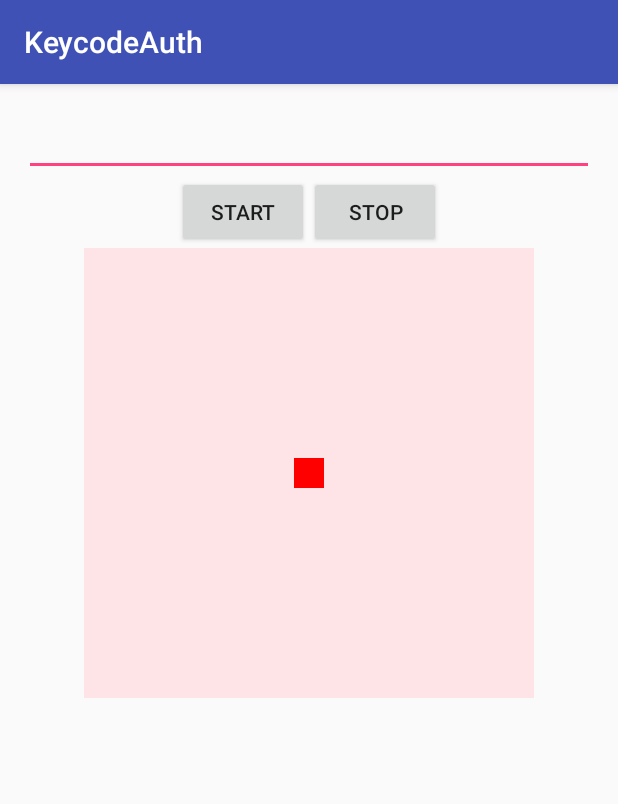
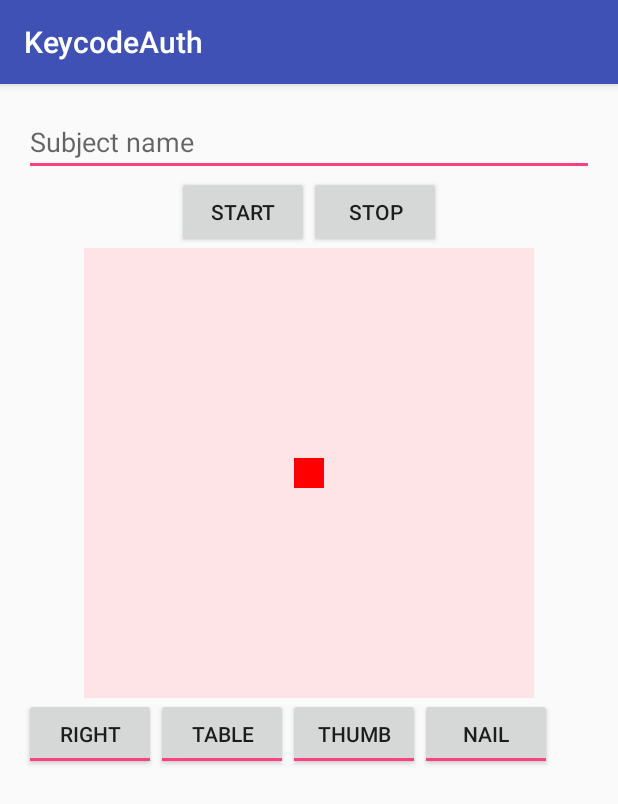
Before and after one commit to pompompompom/KeycodeAuth, an Android app: the screen it shows after launch (MainActivity), after a tap on "STOP", on a phone screen of 412 x 824 dp. Shown: the top 804 px of the screen. Run offline under Robolectric (Android 15) with nearby library versions, the phone set to English and light mode, and no system bars.

Commit message:
Add toggle buttons

```diff
--- a/app/src/main/AndroidManifest.xml
+++ b/app/src/main/AndroidManifest.xml
@@ -4,6 +4,7 @@
 
     <uses-permission android:name="android.permission.READ_EXTERNAL_STORAGE" />
     <uses-permission android:name="android.permission.WRITE_EXTERNAL_STORAGE" />
+    <uses-permission android:name="android.permission.RECORD_AUDIO" />
 
     <application
         android:allowBackup="true"
--- a/app/src/main/java/com/mitayun/keycodeauth/MainActivity.java
+++ b/app/src/main/java/com/mitayun/keycodeauth/MainActivity.java
@@ -13,6 +13,7 @@ import android.util.Log;
 import android.view.MotionEvent;
 import android.view.View;
 import android.widget.EditText;
+import android.widget.ToggleButton;
 import android.content.pm.ActivityInfo;
 
 import java.io.File;
@@ -29,6 +30,7 @@ public class MainActivity extends AppCompatActivity implements SensorEventListen
     private static final String POSTFIX_ACC = "_acc";
     private static final String POSTFIX_GYRO = "_gyro";
     private static final String POSTFIX_POS = "_pos";
+    private static final String POSTFIX_ALL = "_all";
 
     private SensorManager sensorManager;
     private Sensor accelerometer;
@@ -39,10 +41,18 @@ public class MainActivity extends AppCompatActivity implements SensorEventListen
     private List<String> accValues = new ArrayList<>();
     private List<String> gyroValues = new ArrayList<>();
     private List<String> positionValues = new ArrayList<>();
+    private List<String> allValues = new ArrayList<>();
 
     private EditText fileNameEditText;
+    private ToggleButton isRightToggleButton;
+    private ToggleButton isTableToggleButton;
+    private ToggleButton isThumbToggleButton;
+    private ToggleButton isNailToggleButton;
     private View targetView;
     private View boundView;
+
+    private int count = 0;
+    private String previousFileName = null;
 
     @Override
     protected void onCreate(Bundle savedInstanceState) {
@@ -50,6 +60,10 @@ public class MainActivity extends AppCompatActivity implements SensorEventListen
         setContentView(R.layout.activity_main);
 
         fileNameEditText = (EditText) findViewById(R.id.filename);
+        isRightToggleButton = (ToggleButton) findViewById(R.id.isRightHand);
+        isTableToggleButton = (ToggleButton) findViewById(R.id.isTable);
+        isThumbToggleButton = (ToggleButton) findViewById(R.id.isThumb);
+        isNailToggleButton = (ToggleButton) findViewById(R.id.isThumb);
         targetView = findViewById(R.id.targetView);
         boundView = findViewById(R.id.boundView);
         boundView.setOnTouchListener(this);
@@ -77,18 +91,33 @@ public class MainActivity extends AppCompatActivity implements SensorEventListen
         started = false;
 
         // write arraylist to file
-        String fileName = fileNameEditText.getText().toString();
+        String fileName = fileNameEditText.getText().toString() + "_" +
+                (isRightToggleButton.isChecked() ? "r" : "l") +
+                (isTableToggleButton.isChecked() ? "d" : "h") +
+                (isNailToggleButton.isChecked() ? "n" : "f") +
+                (isThumbToggleButton.isChecked() ? "t" : "i");
+
+
+        if (fileName.equals(previousFileName)) {
+            count++;
+        } else {
+            previousFileName = fileName;
+        }
+        fileName = fileName + count;
+
         writeToFile(fileName + POSTFIX_ACC, accValues);
         writeToFile(fileName + POSTFIX_GYRO, gyroValues);
         writeToFile(fileName + POSTFIX_POS, positionValues);
+        writeToFile(fileName + POSTFIX_ALL, allValues);
 
         // clear arraylist
         accValues.clear();
         gyroValues.clear();
         positionValues.clear();
+        allValues.clear();
 
         // clear filename edittext
-        fileNameEditText.setText("");
+//        fileNameEditText.setText("");
     }
 
     private void writeToFile(String fileName, List<String> listToWrite) {
@@ -122,21 +151,25 @@ public class MainActivity extends AppCompatActivity implements SensorEventListen
     @Override
     public void onSensorChanged(SensorEvent event) {
         List<String> targetList = null;
+        String typeString = "";
         switch (event.sensor.getType()) {
             case Sensor.TYPE_ACCELEROMETER:
                 targetList = accValues;
+                typeString = "acc";
                 break;
             case Sensor.TYPE_GYROSCOPE:
                 targetList = gyroValues;
+                typeString = "gyro";
                 break;
         }
         if (targetList != null) {
             float x = event.values[0];
             float y = event.values[1];
             float z = event.values[2];
-            String result = event.timestamp / 1000000 + "," + x + "," + y + "," + z + "\n";
+            String result = typeString + "," + event.timestamp / 1000000 + "," + x + "," + y + "," + z + "\n";
             //Log.d(TAG, "Sensor " + event.sensor.getType() + ": " + result);
             targetList.add(result);
+            allValues.add(result);
         }
     }
 
@@ -150,9 +183,10 @@ public class MainActivity extends AppCompatActivity implements SensorEventListen
         Log.d(TAG, "onTouch: " + event.getAction());
         if (event.getAction() == MotionEvent.ACTION_DOWN && started) {
             Point p = getRelativePosition(boundView, event);
-            String result = event.getEventTime() + "," + p.x + "," + p.y + "\n";
+            String result = "pos," + event.getEventTime() + "," + p.x + "," + p.y + "\n";
             Log.d(TAG, "onTouch: " + result);
             positionValues.add(result);
+            allValues.add(result);
             Log.d(TAG, "totalPos: " + positionValues.size());
         }
         return false;
--- a/app/src/main/res/layout/activity_main.xml
+++ b/app/src/main/res/layout/activity_main.xml
@@ -14,7 +14,9 @@
     <EditText
         android:id="@+id/filename"
         android:layout_width="match_parent"
-        android:layout_height="wrap_content" />
+        android:layout_height="wrap_content"
+        android:textSize="18sp"
+        android:hint="Subject name" />
 
     <LinearLayout
         android:layout_width="match_parent"
@@ -49,4 +51,47 @@
             android:layout_height="20dp"
             android:background="#FF0000" />
     </LinearLayout>
+
+    <LinearLayout
+        android:orientation="horizontal"
+        android:layout_width="match_parent"
+        android:layout_height="match_parent">
+
+        <ToggleButton
+            android:text="right"
+            android:layout_width="wrap_content"
+            android:layout_height="wrap_content"
+            android:id="@+id/isRightHand"
+            android:checked="true"
+            android:textOn="right"
+            android:textOff="left" />
+
+        <ToggleButton
+            android:text="table"
+            android:layout_width="wrap_content"
+            android:layout_height="wrap_content"
+            android:id="@+id/isTable"
+            android:textOff="holding"
+            android:textOn="table"
+            android:checked="true" />
+
+        <ToggleButton
+            android:text="thumb"
+            android:layout_width="wrap_content"
+            android:layout_height="wrap_content"
+            android:id="@+id/isThumb"
+            android:textOn="thumb"
+            android:textOff="index"
+            android:checked="true" />
+
+        <ToggleButton
+            android:text="nail"
+            android:layout_width="wrap_content"
+            android:layout_height="wrap_content"
+            android:id="@+id/isNail"
+            android:checked="true"
+            android:textOn="nail"
+            android:textOff="no nail" />
+    </LinearLayout>
+
 </LinearLayout>
```
